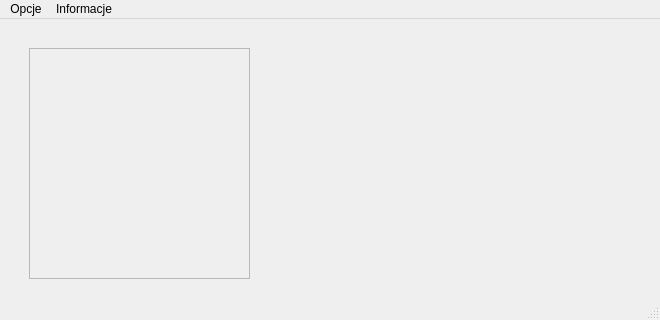
This is mainwindow.ui in Tmroz21/RRS as Qt 5 draws it before an edit. The edited form follows.
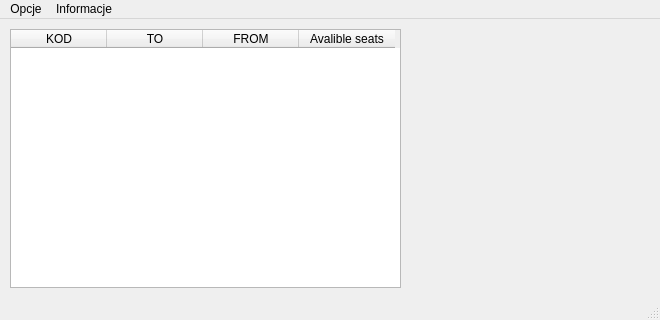
This is the edited form.

What changed in the file:
```diff
--- a/mainwindow.ui
+++ b/mainwindow.ui
@@ -14,28 +14,38 @@
    <string>MainWindow</string>
   </property>
   <widget class="QWidget" name="centralwidget">
-   <widget class="QScrollArea" name="scrollArea">
+   <widget class="QTableWidget" name="tableWidget_Trains">
     <property name="geometry">
      <rect>
-      <x>29</x>
-      <y>29</y>
-      <width>221</width>
-      <height>231</height>
+      <x>10</x>
+      <y>10</y>
+      <width>391</width>
+      <height>259</height>
      </rect>
     </property>
-    <property name="widgetResizable">
-     <bool>true</bool>
-    </property>
-    <widget class="QWidget" name="scrollContent">
-     <property name="geometry">
-      <rect>
-       <x>0</x>
-       <y>0</y>
-       <width>219</width>
-       <height>229</height>
-      </rect>
+    <attribute name="horizontalHeaderDefaultSectionSize">
+     <number>96</number>
+    </attribute>
+    <column>
+     <property name="text">
+      <string>KOD</string>
      </property>
-    </widget>
+    </column>
+    <column>
+     <property name="text">
+      <string>TO</string>
+     </property>
+    </column>
+    <column>
+     <property name="text">
+      <string>FROM</string>
+     </property>
+    </column>
+    <column>
+     <property name="text">
+      <string>Avalible seats</string>
+     </property>
+    </column>
    </widget>
   </widget>
   <widget class="QMenuBar" name="menubar">
```
